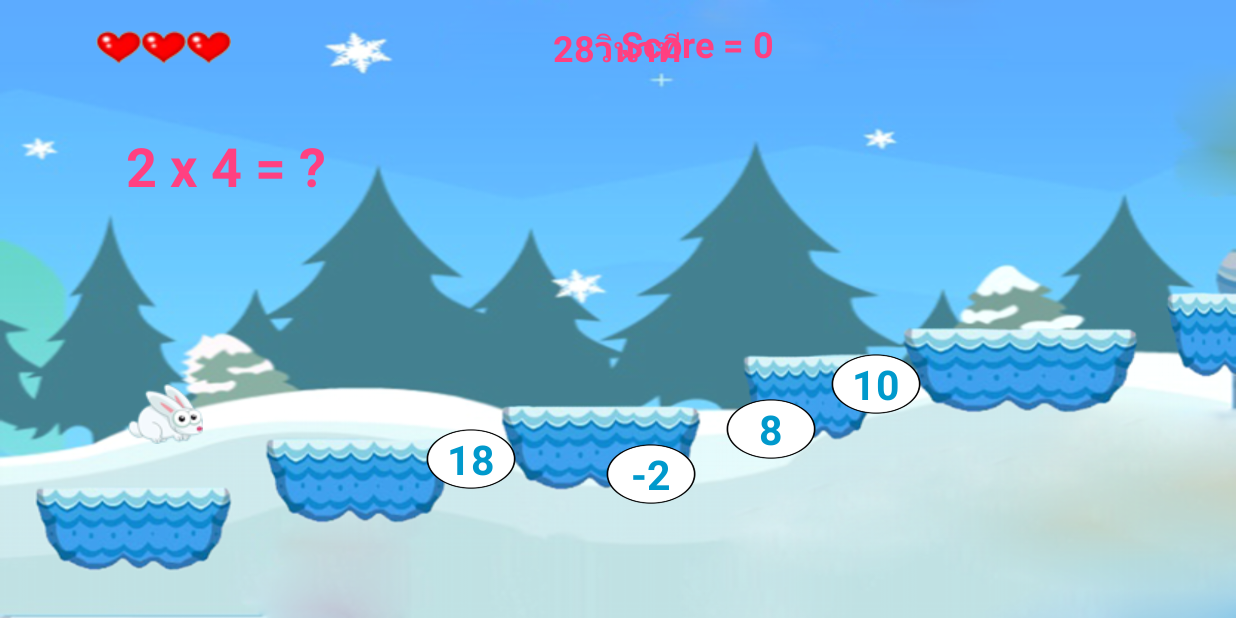
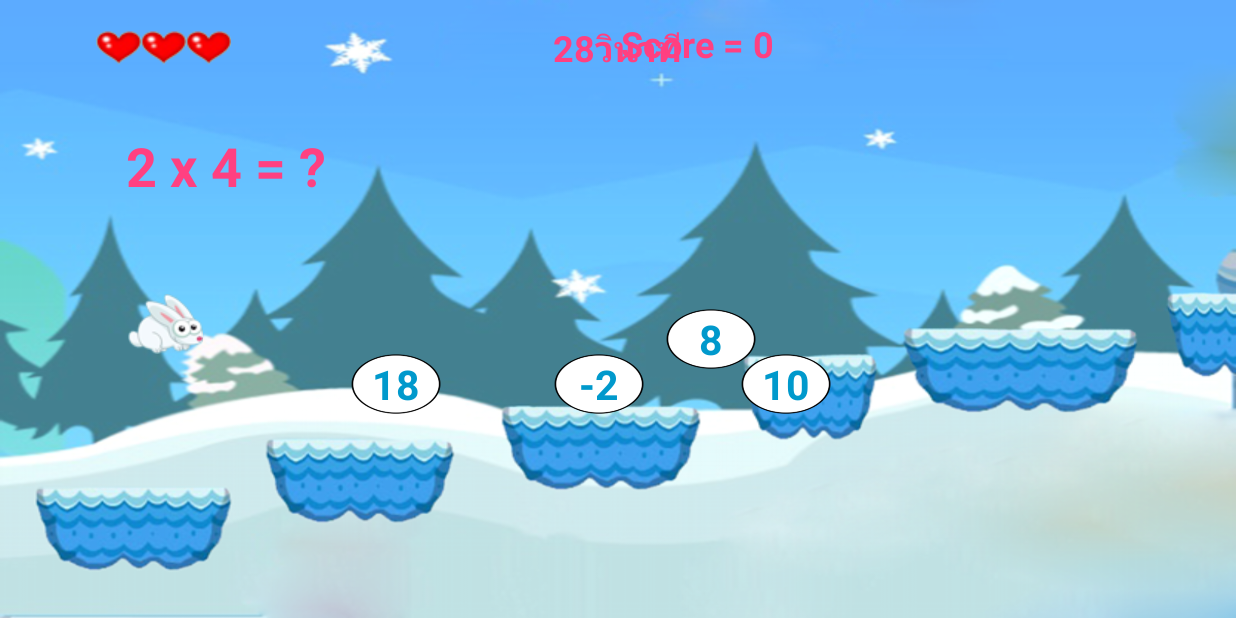
Before and after one commit to Sahassaya/Speed-Math_11janV2, an Android app: the Play3Activity screen opened directly, with no data from a screen before it, on a phone screen of 824 x 412 dp (held sideways). Run offline under Robolectric (Android 15) with nearby library versions, the phone set to English and light mode, and no system bars.

Commit message:
17 jan edit

```diff
--- a/app/src/main/AndroidManifest.xml
+++ b/app/src/main/AndroidManifest.xml
@@ -4,7 +4,7 @@
 
     <application
         android:allowBackup="true"
-        android:icon="@drawable/katai"
+        android:icon="@drawable/sc1"
         android:label="@string/app_name"
         android:supportsRtl="true"
         android:theme="@style/AppTheme">
--- a/app/src/main/java/rtc/jeeranun/sahassaya/speedmath/MyAlert.java
+++ b/app/src/main/java/rtc/jeeranun/sahassaya/speedmath/MyAlert.java
@@ -29,7 +29,7 @@ public class MyAlert {
     public void myDialog() {
         AlertDialog.Builder builder = new AlertDialog.Builder(context);
         builder.setCancelable(false);
-        builder.setIcon(R.drawable.nobita48);
+        builder.setIcon(R.drawable.rabbit);
         builder.setTitle(strTitle);
         builder.setMessage(strMessage);
         builder.setPositiveButton("OK", new DialogInterface.OnClickListener() {
--- a/app/src/main/java/rtc/jeeranun/sahassaya/speedmath/SplashScreen.java
+++ b/app/src/main/java/rtc/jeeranun/sahassaya/speedmath/SplashScreen.java
@@ -13,7 +13,7 @@ public class SplashScreen extends AppCompatActivity {
         super.onCreate(savedInstanceState);
         setContentView(R.layout.activity_splash_screen);
 
-        MediaPlayer mediaPlayer = MediaPlayer.create(SplashScreen.this, R.raw.intro_start_horse);
+        MediaPlayer mediaPlayer = MediaPlayer.create(SplashScreen.this, R.raw.ss1);
         mediaPlayer.start();
 
         Handler handler = new Handler();
@@ -23,7 +23,7 @@ public class SplashScreen extends AppCompatActivity {
                 startActivity(new Intent(SplashScreen.this, MainActivity.class));
                 finish();
             }
-        },7000);
+        },5000);
 
 
     }
--- a/app/src/main/res/layout-land/activity_play3.xml
+++ b/app/src/main/res/layout-land/activity_play3.xml
@@ -17,7 +17,7 @@
         android:layout_height="wrap_content"
         app:srcCompat="@drawable/rabbit"
         android:id="@+id/imageView22sp2"
-        android:layout_marginTop="240dp"
+        android:layout_marginTop="180dp"
         android:verticalScrollbarPosition="defaultPosition"
         android:visibility="visible"
         android:layout_marginLeft="21dp" />
@@ -27,9 +27,9 @@
         android:layout_height="wrap_content"
         app:srcCompat="@drawable/rabbit"
         android:id="@+id/imageView22"
-        android:layout_marginTop="200dp"
+        android:layout_marginTop="160dp"
         android:verticalScrollbarPosition="defaultPosition"
-        android:layout_marginLeft="110dp"
+        android:layout_marginLeft="90dp"
         android:visibility="invisible" />
 
     <ImageView
@@ -37,9 +37,9 @@
         android:layout_height="wrap_content"
         app:srcCompat="@drawable/rabbit"
         android:id="@+id/imageView22sp1"
-        android:layout_marginTop="200dp"
+        android:layout_marginTop="160dp"
         android:verticalScrollbarPosition="defaultPosition"
-        android:layout_marginLeft="145dp"
+        android:layout_marginLeft="140dp"
         android:visibility="invisible" />
 
 
@@ -48,8 +48,8 @@
         android:layout_height="wrap_content"
         app:srcCompat="@drawable/rabbit"
         android:id="@+id/imageView23"
-        android:layout_marginTop="185dp"
-        android:layout_marginLeft="250dp"
+        android:layout_marginTop="145dp"
+        android:layout_marginLeft="220dp"
         android:verticalScrollbarPosition="defaultPosition"
         android:visibility="invisible" />
 
@@ -58,8 +58,8 @@
         android:layout_height="wrap_content"
         app:srcCompat="@drawable/rabbit"
         android:id="@+id/imageView24"
-        android:layout_marginTop="155dp"
-        android:layout_marginLeft="350dp"
+        android:layout_marginTop="120dp"
+        android:layout_marginLeft="315dp"
         android:verticalScrollbarPosition="defaultPosition"
         android:visibility="invisible" />
 
@@ -68,8 +68,8 @@
         android:layout_height="wrap_content"
         app:srcCompat="@drawable/rabbit"
         android:id="@+id/imageView25"
-        android:layout_marginTop="140dp"
-        android:layout_marginLeft="420dp"
+        android:layout_marginTop="105dp"
+        android:layout_marginLeft="400dp"
         android:verticalScrollbarPosition="defaultPosition"
         android:visibility="invisible" />
 
@@ -78,10 +78,24 @@
         android:layout_height="wrap_content"
         app:srcCompat="@drawable/rabbit"
         android:id="@+id/imageView26"
-        android:layout_marginTop="140dp"
-        android:layout_marginLeft="475dp"
+        android:layout_marginTop="100dp"
+        android:layout_marginLeft="480dp"
         android:verticalScrollbarPosition="defaultPosition"
         android:visibility="invisible" />
+
+    <TextView
+        android:id="@+id/textView18"
+        android:background="@drawable/bgtext"
+        android:gravity="center_vertical|center_horizontal"
+        android:text="20"
+        android:textSize="27sp"
+        android:layout_marginLeft="170dp"
+        android:layout_marginTop="220dp"
+        android:textStyle="normal|bold"
+        android:textColor="@android:color/holo_blue_dark"
+        android:layout_width="60dp"
+        android:layout_height="40dp"
+        android:clickable="true" />
 
     <TextView
         android:id="@+id/textView17"
@@ -89,7 +103,7 @@
         android:gravity="center_vertical|center_horizontal"
         android:text="10"
         android:textSize="27sp"
-        android:layout_marginTop="280dp"
+        android:layout_marginTop="220dp"
         android:layout_marginLeft="100dp"
         android:textColor="@android:color/holo_blue_dark"
         android:textStyle="normal|bold"
@@ -101,27 +115,13 @@
 
 
     <TextView
-        android:id="@+id/textView18"
-        android:background="@drawable/bgtext"
-        android:gravity="center_vertical|center_horizontal"
-        android:text="20"
-        android:textSize="27sp"
-        android:layout_marginLeft="220dp"
-        android:layout_marginTop="270dp"
-        android:textStyle="normal|bold"
-        android:textColor="@android:color/holo_blue_dark"
-        android:layout_width="60dp"
-        android:layout_height="40dp"
-        android:clickable="true" />
-
-    <TextView
         android:id="@+id/textView19"
         android:background="@drawable/bgtext"
         android:gravity="center_vertical|center_horizontal"
         android:text="30"
         android:textSize="27sp"
-        android:layout_marginLeft="420dp"
-        android:layout_marginTop="250dp"
+        android:layout_marginLeft="380dp"
+        android:layout_marginTop="190dp"
         android:layout_width="60dp"
         android:layout_height="40dp"
         android:textColor="@android:color/holo_blue_dark"
@@ -134,7 +134,7 @@
         android:gravity="center_vertical|center_horizontal"
         android:text="40"
         android:textSize="27sp"
-        android:layout_marginLeft="490dp"
+        android:layout_marginLeft="430dp"
         android:layout_marginTop="220dp"
         android:layout_height="40dp"
         android:layout_width="60dp"
```
Also changed, not shown: app/src/main/res/layout-land/activity_play2.xml (+22 -22 lines), app/src/main/res/layout-land/activity_play4.xml (+22 -22 lines), app/src/main/res/layout-land/activity_play5.xml (+17 -17 lines), app/src/main/res/layout-land/activity_play6.xml (+11 -11 lines), app/src/main/res/layout-land/activity_play7.xml (+21 -21 lines), app/src/main/res/layout-land/activity_play8.xml (+12 -12 lines), app/src/main/res/layout-land/activity_splash_screen.xml (+2 -7 lines), app/src/main/res/drawable/bgscreen1.png (added), app/src/main/res/drawable/sc1.png (added), 3 other files.
